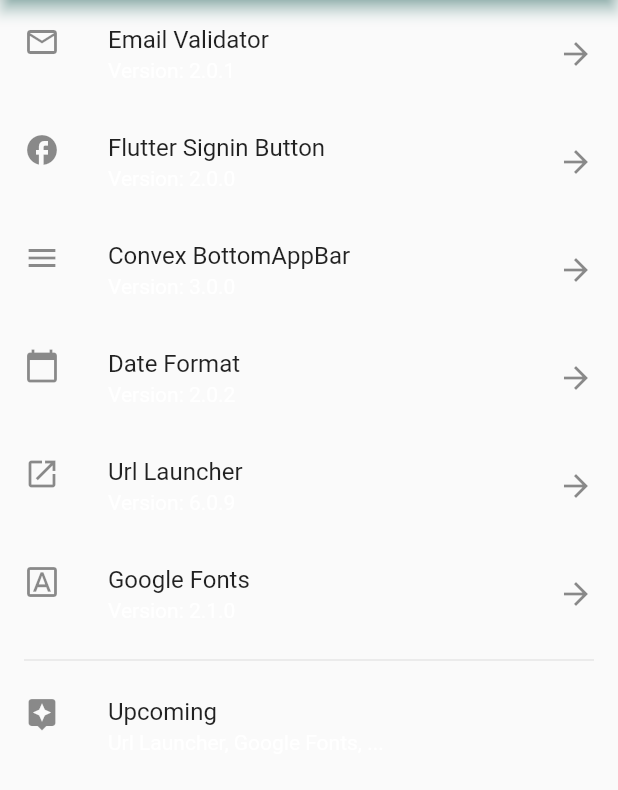
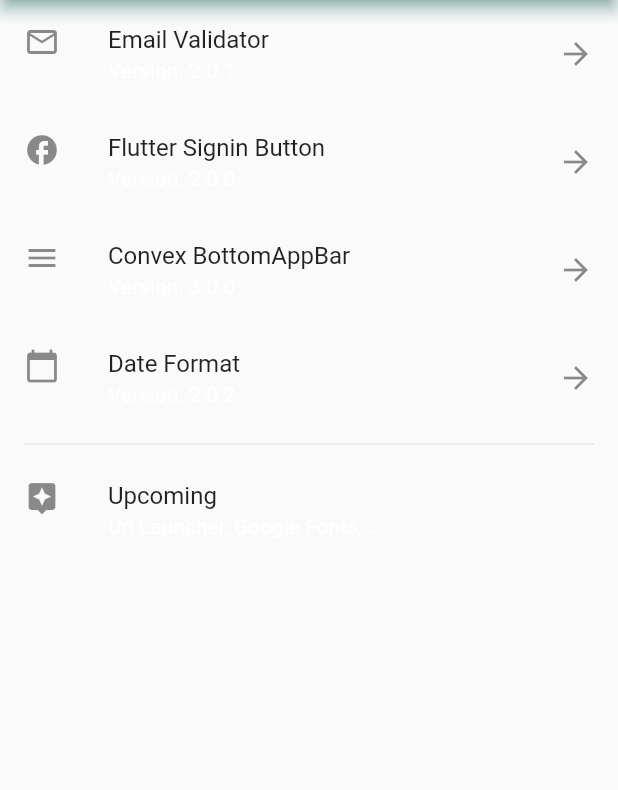
Before and after one commit to lucianojung/flutter_package_examples, a Flutter app: the screen it shows after launch, on a phone screen of 412 x 824 dp, the part 90-880 px from its top. Run offline on Flutter 3.47's test engine with Material 2 defaults, Android fonts, the phone set to English and light mode, and no system bars; our stand-ins replace convex_bottom_bar, date_format, email_validator, expandable, flutter_signin_button, google_fonts.

Commit message:
fix shows upcoming Packages already

```diff
--- a/lib/main.dart
+++ b/lib/main.dart
@@ -41,8 +41,8 @@
         Icons.menu, 'Convex BottomAppBar', '3.0.0', '/convex_bottom_bar'),
     CustomListTile(
         Icons.calendar_today, 'Date Format', '2.0.2', '/date_format'),
-    CustomListTile(Icons.launch, 'Url Launcher', '6.0.9', '/url_launcher'),
-    CustomListTile(Icons.font_download_outlined, 'Google Fonts', '2.1.0', '/google_font'),
+    // CustomListTile(Icons.launch, 'Url Launcher', '6.0.9', '/url_launcher'),
+    // CustomListTile(Icons.font_download_outlined, 'Google Fonts', '2.1.0', '/google_font'),
   ];
 
   @override
```
